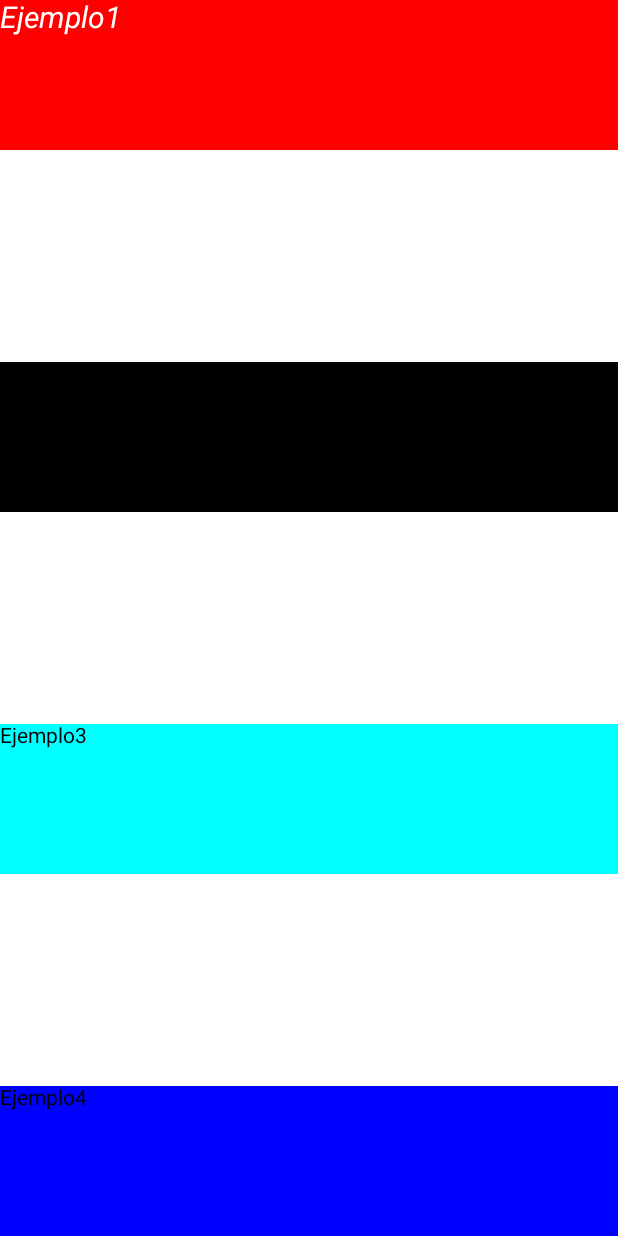
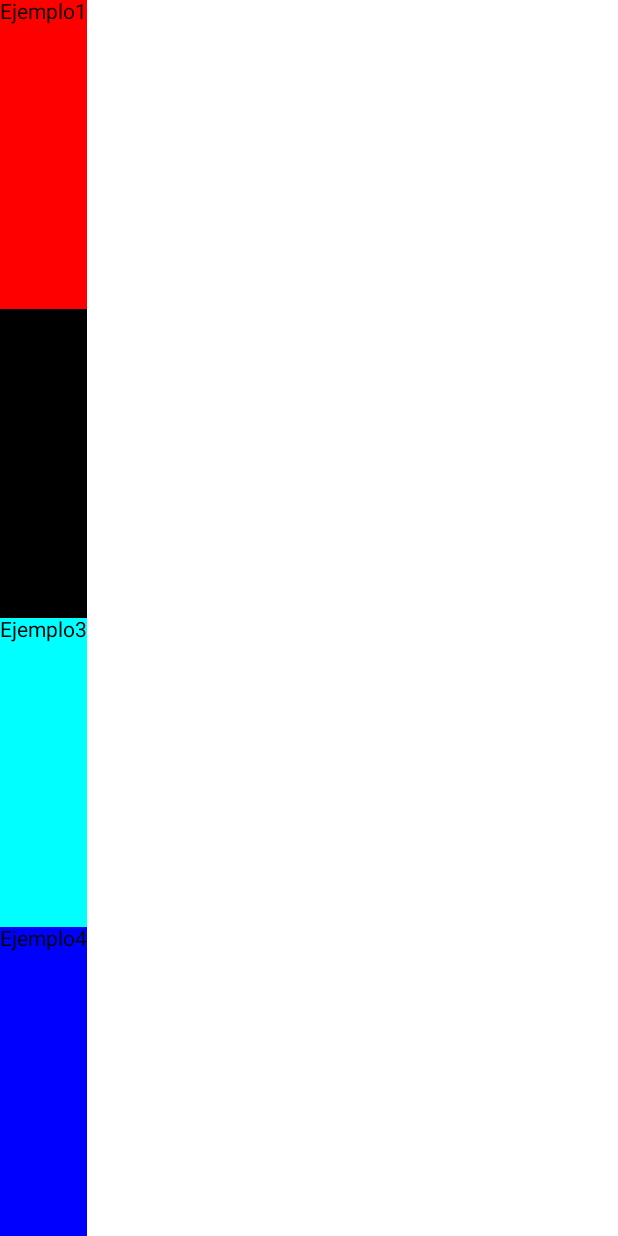
Before and after one commit to MrPartner/ComposePracticeApp, an Android app built with Jetpack Compose: the @Preview function MyColumn, on a phone screen of 412 x 824 dp. Run offline under Robolectric (Android 15) with nearby library versions, the phone set to English and light mode, and no system bars.

```diff
--- a/app/src/main/java/com/example/composepracticeapp/navigation/Routes.kt
+++ b/app/src/main/java/com/example/composepracticeapp/navigation/Routes.kt
@@ -4,5 +4,11 @@ sealed class Routes (val route:String){
     object Pantalla1:Routes("pantalla1")
     object Pantalla2:Routes("pantalla2")
     object Pantalla3:Routes("pantalla3")
+    object Pantalla4:Routes("pantalla4/{age}"){
+        fun createRoute(age:Int) = "pantalla4/$age"
+    }
+    object Pantalla5:Routes("pantalla5?name={name}"){
+        fun createRoute(name:String) = "pantalla5?name=$name"
+    }
 
 }
--- a/app/src/main/java/com/example/composepracticeapp/uilayouts/basicslayouts/Column.kt
+++ b/app/src/main/java/com/example/composepracticeapp/uilayouts/basicslayouts/Column.kt
@@ -16,20 +16,20 @@ import androidx.compose.ui.tooling.preview.Preview
 import androidx.compose.ui.unit.dp
 import androidx.compose.ui.unit.sp
 
-//@Preview(showBackground = true)
-//@Composable
-//fun MyColumn() {
-//    Column(modifier = Modifier.fillMaxSize()) {
-//        Text(text = "Ejemplo1", modifier = Modifier.background(Color.Red).weight(1f))
-//        Text(text = "Ejemplo2", modifier = Modifier.background(Color.Black).weight(1f))
-//        Text(text = "Ejemplo3", modifier = Modifier.background(Color.Cyan).weight(1f))
-//        Text(text = "Ejemplo4", modifier = Modifier.background(Color.Blue).weight(1f))
-//    }
-//}
 
-@Preview(showBackground = true)
 @Composable
 fun MyColumn() {
+    Column(modifier = Modifier.fillMaxSize()) {
+        Text(text = "Ejemplo1", modifier = Modifier.background(Color.Red).weight(1f))
+        Text(text = "Ejemplo2", modifier = Modifier.background(Color.Black).weight(1f))
+        Text(text = "Ejemplo3", modifier = Modifier.background(Color.Cyan).weight(1f))
+        Text(text = "Ejemplo4", modifier = Modifier.background(Color.Blue).weight(1f))
+    }
+}
+
+@Preview(showBackground = true, showSystemUi = true)
+@Composable
+fun MyColumn2() {
     Column(modifier = Modifier.fillMaxSize(), verticalArrangement = Arrangement.SpaceBetween) {
         Text(
             text = "Ejemplo1",
--- a/app/src/main/java/com/example/composepracticeapp/uilayouts/basicslayouts/ConstraintLayout.kt
+++ b/app/src/main/java/com/example/composepracticeapp/uilayouts/basicslayouts/ConstraintLayout.kt
@@ -65,7 +65,7 @@ fun ConstraintExample1() {
 
 
 @Composable
-fun ConstraintEcampleGuide() {
+fun ConstraintExampleGuide() {
     ConstraintLayout(modifier = Modifier.fillMaxSize()) {
 //        val topGuide = createGuidelineFromTop(16.dp)
         val topGuide = createGuidelineFromTop(0.1f)
```
Also changed, not shown: app/src/main/java/com/example/composepracticeapp/MainActivity.kt (+13 -3 lines), app/src/main/java/com/example/composepracticeapp/navigation/Navigation.kt (+16 -3 lines).
